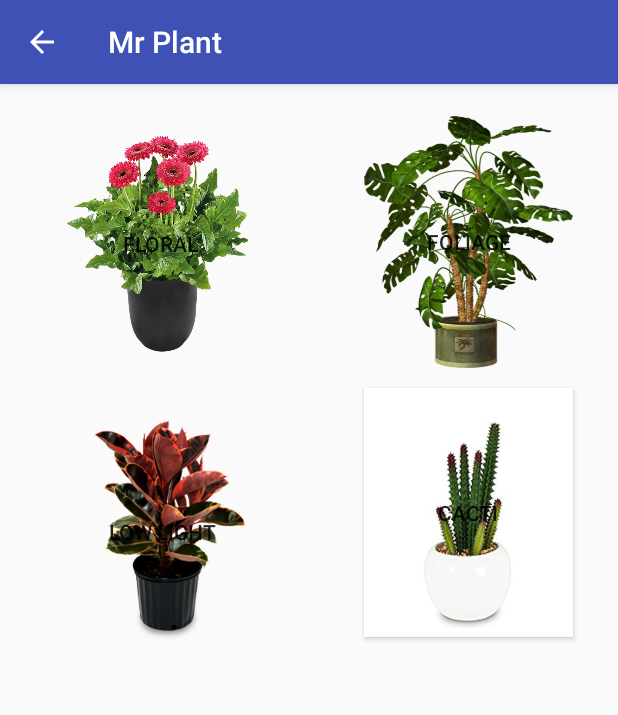
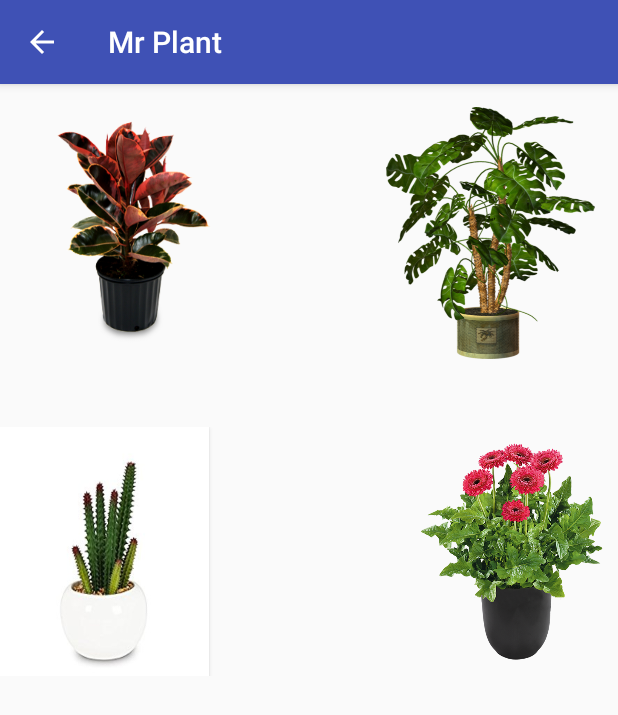
Before and after one commit to oscarmeanwell/MrP, an Android app: the SelectPlant screen opened directly, with no data from a screen before it, on a phone screen of 412 x 824 dp. Shown: the top 715 px of the screen. Run offline under Robolectric (Android 15) with nearby library versions, the phone set to English and light mode, and no system bars.

Commit message:
All plants added

```diff
--- a/app/src/main/java/com/example/oscarmeanwell/mrplantfin/ViewPlant.java
+++ b/app/src/main/java/com/example/oscarmeanwell/mrplantfin/ViewPlant.java
@@ -115,6 +115,7 @@ public class ViewPlant extends AppCompatActivity {
         buildCactiHash();
         buildFloralHash();
         buildFoliageHash();
+        buildlowlightHash();
     }
 
     public void buildCactiHash(){
@@ -183,4 +184,29 @@ public class ViewPlant extends AppCompatActivity {
 
         levels.put("Foliage", tmpFoloral);
     }
+
+    public void buildlowlightHash(){
+        //Build cacti now
+        HashMap<String, HashMap<String, Double>> tmpLowLight = new HashMap<>();
+        //Build Temp
+        HashMap<String, Double> tmpTemp = new HashMap<>();
+        tmpTemp.put("min", 0.0);
+        tmpTemp.put("ideal", 10.0);
+        tmpTemp.put("max", 20.0);
+        tmpLowLight.put("temp", tmpTemp);
+        HashMap<String, Double> tmpHum = new HashMap<>();
+        tmpHum.put("min", 2.0);
+        tmpHum.put("ideal", 40.0);
+        tmpHum.put("max", 80.0);
+        tmpLowLight.put("hum", tmpHum);
+        HashMap<String, Double> tmpSoil = new HashMap<>();
+        tmpSoil.put("min", 0.0);
+        tmpSoil.put("ideal", 10.0);
+        tmpSoil.put("max", 20.0);
+        tmpLowLight.put("soil", tmpSoil);
+
+        levels.put("Low Light", tmpLowLight);
+    }
+
+
 }
--- a/app/src/main/res/layout/activity_select_plant.xml
+++ b/app/src/main/res/layout/activity_select_plant.xml
@@ -6,53 +6,60 @@
     android:layout_height="match_parent"
     tools:context="com.example.oscarmeanwell.mrplantfin.SelectPlant">
 
-    <Button
-        android:id="@+id/cacti"
-        android:layout_width="139dp"
-        android:layout_height="166dp"
-        android:background="@drawable/cactuss"
-        android:text="Cacti"
-        tools:layout_editor_absoluteX="184dp"
-        tools:layout_editor_absoluteY="66dp"
-        android:layout_below="@+id/foliage"
-        android:layout_alignParentEnd="true"
-        android:layout_marginEnd="30dp"
-        android:layout_marginTop="13dp" />
+    <LinearLayout
+        android:layout_width="match_parent"
+        android:layout_height="wrap_content"
+        android:id="@+id/l1"
+        android:paddingTop="15dp"
+        android:padding="15dp">
 
     <Button
         android:id="@+id/lowlight"
         android:layout_width="136dp"
         android:layout_height="163dp"
         android:background="@drawable/robusta_ruby"
-        android:text="Low Light"
-        tools:layout_editor_absoluteX="32dp"
-        tools:layout_editor_absoluteY="261dp"
-        android:layout_marginTop="14dp"
-        android:layout_alignTop="@+id/cacti"
-        android:layout_alignEnd="@+id/floral" />
+   />
+        <Space
+            android:layout_width="0dp"
+            android:layout_height="1dp"
+            android:layout_weight="1" >
+        </Space>
 
     <Button
         android:id="@+id/foliage"
         android:layout_width="139dp"
         android:layout_height="168dp"
         android:background="@drawable/potplantcliparttransparent18"
-        android:text="Foliage"
-        tools:layout_editor_absoluteX="184dp"
-        tools:layout_editor_absoluteY="261dp"
-        android:layout_marginTop="21dp"
-        android:layout_alignParentTop="true"
-        android:layout_alignStart="@+id/cacti" />
+        android:layout_alignRight="@id/lowlight"
+     />
 
+    </LinearLayout>
+    <Space
+        android:layout_width="0dp"
+        android:layout_height="1dp"
+        android:layout_weight="1" >
+    </Space>
+    <LinearLayout
+        android:layout_width="match_parent"
+        android:layout_height="wrap_content"
+        android:layout_below="@+id/l1"
+        android:paddingTop="30dp">
+    <Button
+        android:id="@+id/cacti"
+        android:layout_width="139dp"
+        android:layout_height="166dp"
+        android:background="@drawable/cactuss"
+  />
+        <Space
+            android:layout_width="0dp"
+            android:layout_height="1dp"
+            android:layout_weight="1" >
+        </Space>
     <Button
         android:id="@+id/floral"
         android:layout_width="138dp"
         android:layout_height="165dp"
         android:background="@drawable/floral"
-        android:text="Floral"
-        tools:layout_editor_absoluteX="30dp"
-        tools:layout_editor_absoluteY="66dp"
-        android:layout_alignBottom="@+id/foliage"
-        android:layout_alignParentStart="true"
-        android:layout_marginStart="38dp" />
-
+   />
+    </LinearLayout>
 </RelativeLayout>
```
